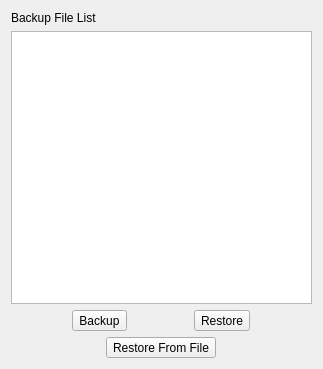
Qt form src/BakFileList.ui (ic005k/Knot) before a commit.
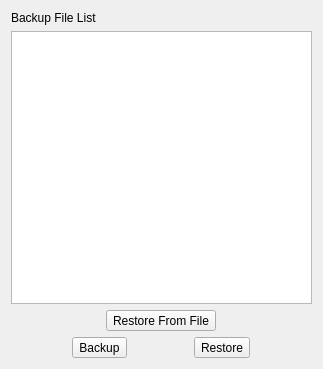
The same form after that commit.

Diff of the .ui file:
```diff
--- a/src/BakFileList.ui
+++ b/src/BakFileList.ui
@@ -24,6 +24,17 @@
    <item>
     <widget class="QListWidget" name="listBakFile"/>
    </item>
+   <item>
+    <layout class="QHBoxLayout" name="horizontalLayout_2">
+     <item>
+      <widget class="QToolButton" name="btnFromFile">
+       <property name="text">
+        <string>Restore From File</string>
+       </property>
+      </widget>
+     </item>
+    </layout>
+   </item>
    <item>
     <layout class="QHBoxLayout" name="horizontalLayout">
      <item>
@@ -42,17 +53,6 @@
      </item>
     </layout>
    </item>
-   <item>
-    <layout class="QHBoxLayout" name="horizontalLayout_2">
-     <item>
-      <widget class="QToolButton" name="btnFromFile">
-       <property name="text">
-        <string>Restore From File</string>
-       </property>
-      </widget>
-     </item>
-    </layout>
-   </item>
   </layout>
  </widget>
  <resources/>
```
